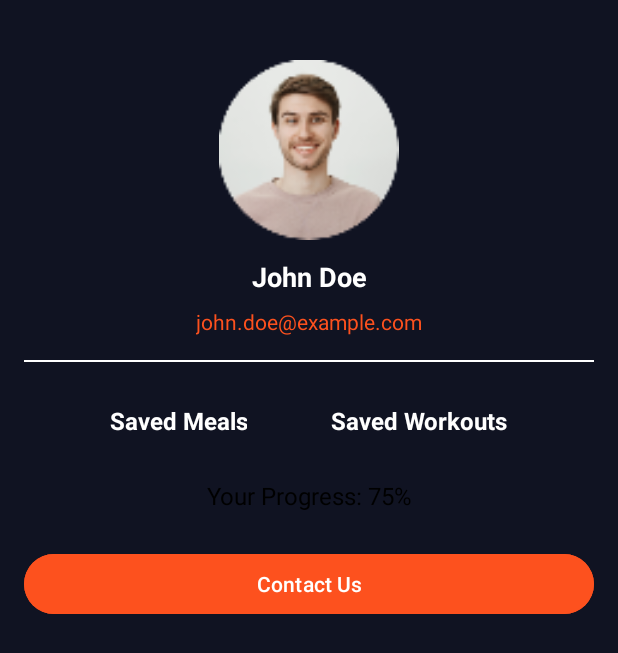
After one commit to aniket0880/FitReve, an Android app: the layout activity_profile_page.xml on its own in the app's theme, with its tools: preview values and no code run, on a phone screen of 412 x 824 dp. The commit adds this screen. Shown: the top 653 px of the screen. Run offline under Robolectric (Android 15) with nearby library versions, the phone set to English and light mode, and no system bars.

Commit message:
profile page added

```diff
--- a/app/src/main/res/layout/activity_main.xml
+++ b/app/src/main/res/layout/activity_main.xml
@@ -376,6 +376,8 @@
 
                 <LinearLayout
                     android:layout_width="0dp"
+                    android:clickable="true"
+                    android:onClick="onProfileClick"
                     android:layout_height="match_parent"
                     android:layout_weight="0.25"
                     android:orientation="vertical">
--- /dev/null
+++ b/app/src/main/res/layout/activity_profile_page.xml
@@ -0,0 +1,132 @@
+<?xml version="1.0" encoding="utf-8"?>
+<androidx.constraintlayout.widget.ConstraintLayout xmlns:android="http://schemas.android.com/apk/res/android"
+    xmlns:app="http://schemas.android.com/apk/res-auto"
+    xmlns:tools="http://schemas.android.com/tools"
+    android:id="@+id/main"
+    android:layout_width="match_parent"
+    android:layout_height="match_parent"
+    android:padding="16dp"
+    android:background="@color/mainColor"
+    tools:context=".Activity.Profile_Page">
+
+
+    <ImageView
+        android:id="@+id/profilePicture"
+        android:layout_width="120dp"
+        android:layout_height="120dp"
+        android:layout_marginTop="24dp"
+        android:src="@drawable/profile"
+        android:scaleType="centerCrop"
+
+        android:layout_marginBottom="8dp"
+
+        app:layout_constraintTop_toTopOf="parent"
+        app:layout_constraintStart_toStartOf="parent"
+        app:layout_constraintEnd_toEndOf="parent" />
+
+
+    <TextView
+        android:id="@+id/userName"
+        android:layout_width="wrap_content"
+        android:layout_height="wrap_content"
+        android:text="John Doe"
+        android:textSize="18sp"
+        android:textStyle="bold"
+        android:textColor="@color/white"
+        app:layout_constraintTop_toBottomOf="@id/profilePicture"
+        app:layout_constraintStart_toStartOf="parent"
+        app:layout_constraintEnd_toEndOf="parent"
+        android:layout_marginTop="12dp" />
+
+    <!-- Email -->
+    <TextView
+        android:id="@+id/userEmail"
+        android:layout_width="wrap_content"
+        android:layout_height="wrap_content"
+        android:text="john.doe@example.com"
+        android:textSize="14sp"
+        android:textColor="@color/orange"
+        app:layout_constraintTop_toBottomOf="@id/userName"
+        app:layout_constraintStart_toStartOf="parent"
+        app:layout_constraintEnd_toEndOf="parent"
+        android:layout_marginTop="8dp" />
+
+    <!-- Divider -->
+    <View
+        android:id="@+id/divider"
+        android:layout_width="0dp"
+        android:layout_height="1dp"
+        android:background="@color/white"
+        app:layout_constraintTop_toBottomOf="@id/userEmail"
+        app:layout_constraintStart_toStartOf="parent"
+        app:layout_constraintEnd_toEndOf="parent"
+        android:layout_marginTop="16dp" />
+
+    <!-- Attribute Section -->
+    <LinearLayout
+        android:id="@+id/attributeSection"
+        android:layout_width="0dp"
+        android:layout_height="wrap_content"
+        android:orientation="horizontal"
+        android:layout_marginTop="16dp"
+        app:layout_constraintTop_toBottomOf="@id/divider"
+        app:layout_constraintStart_toStartOf="parent"
+        app:layout_constraintEnd_toEndOf="parent"
+        android:gravity="center">
+
+        <!-- Saved Meals Button -->
+        <TextView
+            android:id="@+id/savedMeals"
+            android:layout_width="wrap_content"
+            android:layout_height="wrap_content"
+            android:text="Saved Meals"
+            android:padding="12dp"
+            android:textSize="16sp"
+            android:textStyle="bold"
+            android:textColor="@color/white"
+            android:backgroundTint="@color/orange"
+            android:gravity="center"
+            android:layout_marginEnd="16dp" />
+
+        <!-- Saved Workouts Button -->
+        <TextView
+            android:id="@+id/savedWorkouts"
+            android:layout_width="wrap_content"
+            android:layout_height="wrap_content"
+            android:text="Saved Workouts"
+            android:padding="12dp"
+            android:textSize="16sp"
+            android:textStyle="bold"
+            android:textColor="@color/white"
+            android:backgroundTint="@color/white"
+            android:gravity="center"
+            android:layout_marginStart="16dp" />
+    </LinearLayout>
+
+    <!-- Your Progress -->
+    <TextView
+        android:id="@+id/yourProgress"
+        android:layout_width="wrap_content"
+        android:layout_height="wrap_content"
+        android:text="Your Progress: 75%"
+        android:textSize="16sp"
+        android:textColor="@color/black"
+        app:layout_constraintTop_toBottomOf="@id/attributeSection"
+        app:layout_constraintStart_toStartOf="parent"
+        app:layout_constraintEnd_toEndOf="parent"
+        android:layout_marginTop="16dp" />
+
+    <!-- Contact Us Button -->
+    <Button
+        android:id="@+id/contactUsButton"
+        android:layout_width="0dp"
+        android:layout_height="wrap_content"
+        android:layout_marginTop="24dp"
+        android:text="Contact Us"
+        android:backgroundTint="@color/orange"
+        android:textColor="@color/white"
+        app:layout_constraintTop_toBottomOf="@id/yourProgress"
+        app:layout_constraintStart_toStartOf="parent"
+        app:layout_constraintEnd_toEndOf="parent" />
+
+</androidx.constraintlayout.widget.ConstraintLayout>
```
Also changed, not shown: app/src/main/java/com/uilover/project1932/Activity/Login_Activity.kt (added, +136 -0 lines), app/src/main/java/com/uilover/project1932/Activity/MainActivity.java (+7 -0 lines), app/src/main/java/com/uilover/project1932/Activity/Profile_Page.java (added, +26 -0 lines), app/src/main/java/com/uilover/project1932/Activity/SignUp_Activity.kt (added, +90 -0 lines), app/src/main/java/com/uilover/project1932/Activity/UserModal.kt (added, +7 -0 lines), app/src/main/res/layout/activity_login2.xml (added, +193 -0 lines), app/src/main/res/layout/activity_sign_up2.xml (added, +129 -0 lines), app/src/main/ic_launcher-playstore.png (added), app/src/main/res/drawable/ai.png (added), app/src/main/res/drawable/face.png (added), app/src/main/res/mipmap-hdpi/ic_launcher_foreground.webp (added), app/src/main/res/mipmap-mdpi/ic_launcher_foreground.webp (added), app/src/main/res/mipmap-xhdpi/ic_launcher_foreground.webp (added), app/src/main/res/mipmap-xxhdpi/ic_launcher_foreground.webp (added), 1 more files, 1 other file.
